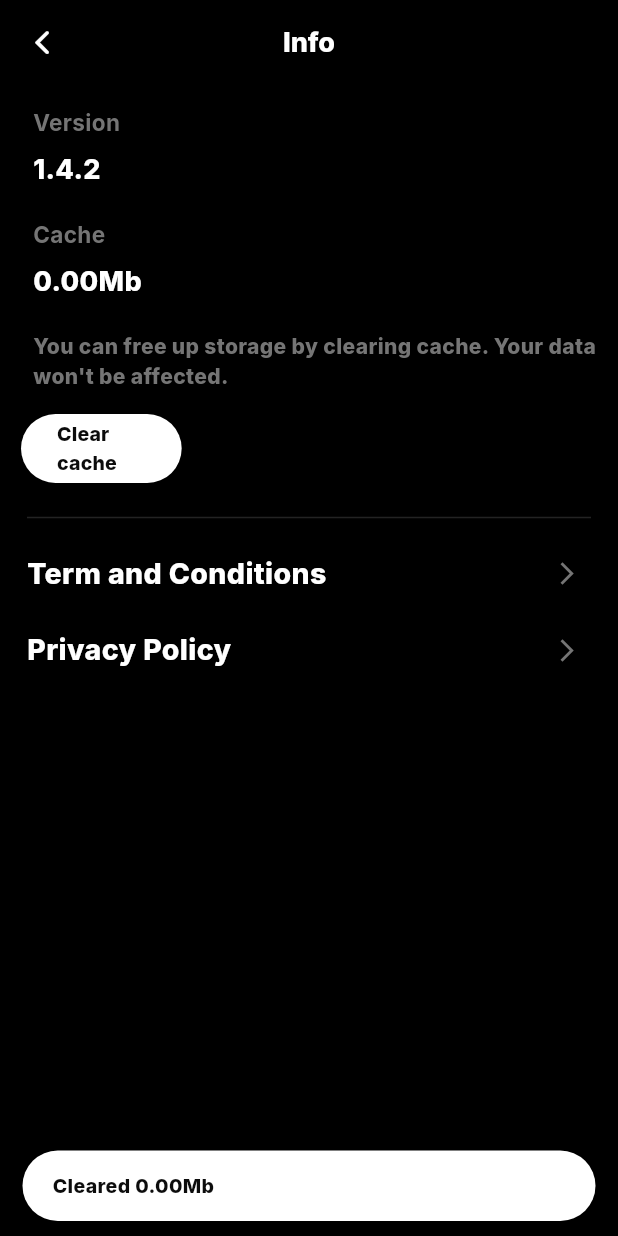
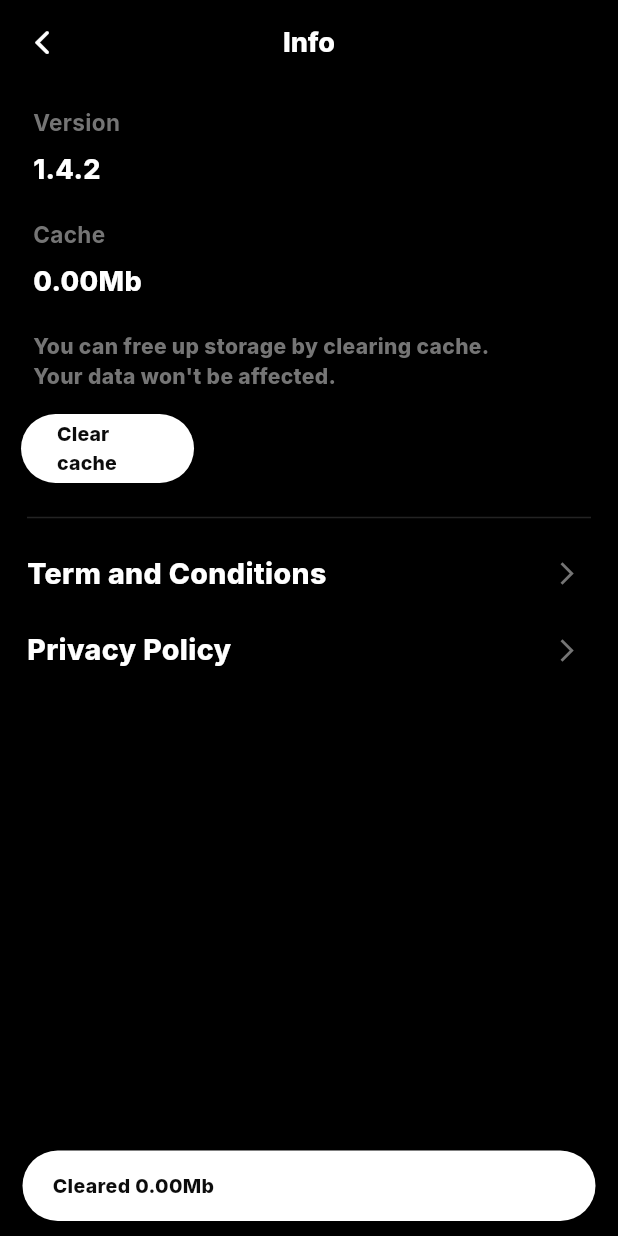
Before and after one commit to Tho100/revent, a Flutter app: the AppInfoPage screen opened directly, after a tap on "Clear cache", on a phone screen of 412 x 824 dp. Run offline on Flutter 3.47's test engine with Material 3 defaults, Android fonts, the phone set to English and light mode, and no system bars; our stand-ins replace flutter_cache_manager, flutter_dotenv, flutter_native_image, get_it, google_fonts; missing offline and left inert: dynamic_height_grid_view, image_picker_plus, mysql_client.

Commit message:
Minor UI changes

```diff
--- a/lib/pages/setttings/app_info_page.dart
+++ b/lib/pages/setttings/app_info_page.dart
@@ -37,6 +37,8 @@ class AppInfoPageState extends State<AppInfoPage> {
     }
 
     SnackBarDialog.temporarySnack(message: "Cleared ${cacheSizeInMb.toDouble().toStringAsFixed(2)}Mb");
+
+    _initializeCacheSize();
 
   }
 
@@ -84,7 +86,7 @@ class AppInfoPageState extends State<AppInfoPage> {
 
   Widget _buildClearCacheButton() {
     return MainButton(
-      customWidth: MediaQuery.of(context).size.width * 0.26,
+      customWidth: MediaQuery.of(context).size.width * 0.28,
       customHeight: 46,
       text: 'Clear cache',
       onPressed: () => _clearAppCache()
@@ -116,7 +118,7 @@ class AppInfoPageState extends State<AppInfoPage> {
                 Padding(
                   padding: const EdgeInsets.only(left: 8.0),
                   child: Text(
-                    "You can free up storage by clearing cache. Your data won't be affected.",
+                    "You can free up storage by clearing cache.\nYour data won't be affected.",
                     style: GoogleFonts.inter(
                       color: ThemeColor.thirdWhite,
                       fontWeight: FontWeight.w800,
```
